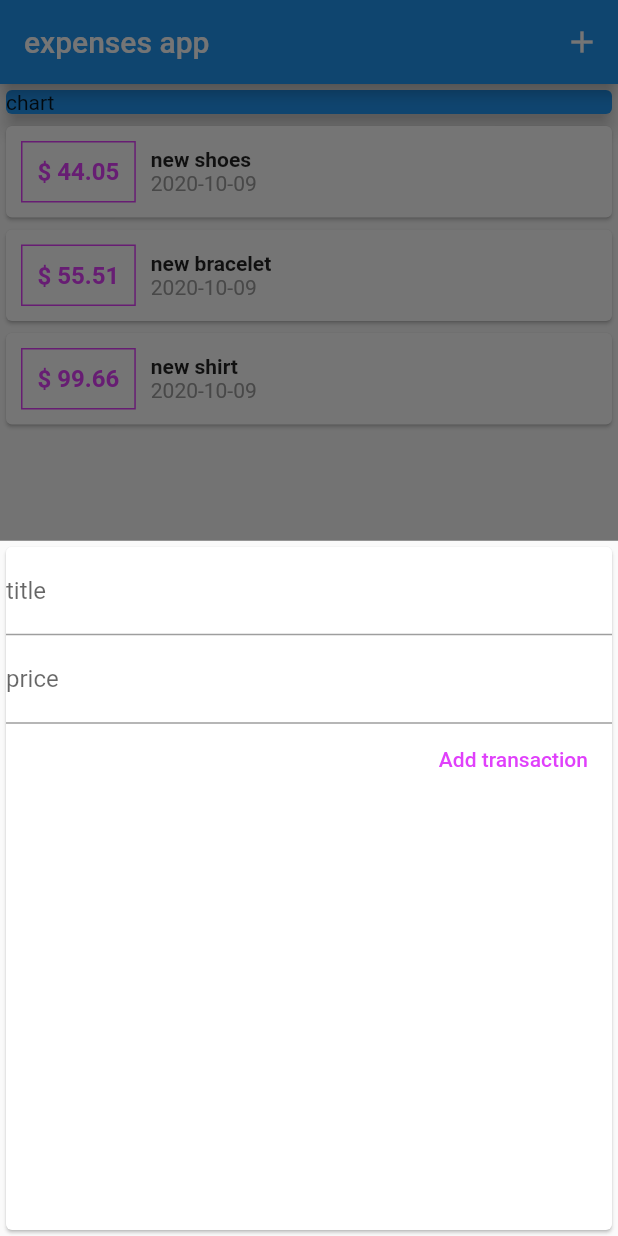
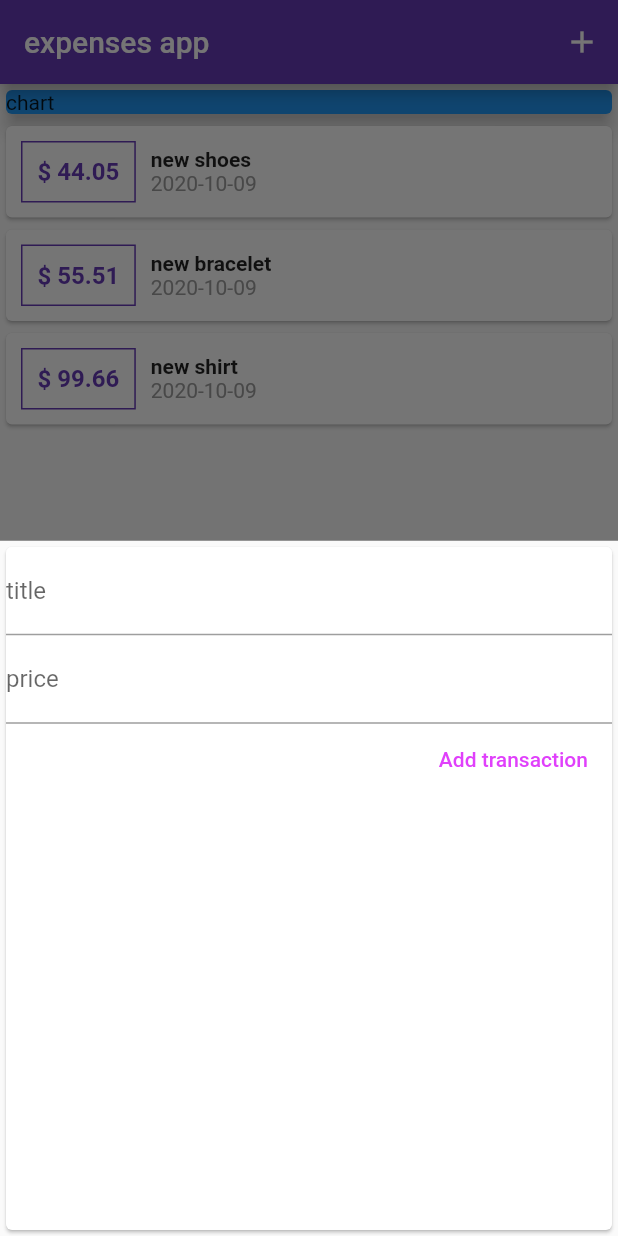
Before and after one commit to amanyGh/expenses-app, a Flutter app: the screen it shows after launch, after a tap on the "add" icon, on a phone screen of 412 x 824 dp. Run offline on Flutter 3.47's test engine with Material 2 defaults, Android fonts, the phone set to English and light mode, and no system bars.

Commit message:
add theme

```diff
--- a/lib/main.dart
+++ b/lib/main.dart
@@ -1,6 +1,5 @@
 import 'package:expenses_app/widgets/new_transaction.dart';
 import 'package:expenses_app/widgets/transaction_list.dart';
-import 'package:expenses_app/widgets/user_transactions.dart';
 import 'package:flutter/material.dart';
 import 'models/transaction.dart';
 
@@ -12,6 +11,10 @@ class MyApp extends StatelessWidget {
   @override
   Widget build(BuildContext context) {
     return MaterialApp(
+      theme: ThemeData(
+        primarySwatch: Colors.deepPurple,
+        accentColor: Colors.teal
+      ),
       home: MyHomePage(),
     );
   }
@@ -59,7 +62,9 @@ class _MyHomePageState extends State<MyHomePage> {
     return Scaffold(
       appBar: AppBar(
         title: Text('expenses app'),
-        actions: [IconButton(icon: Icon(Icons.add), onPressed:()=> startAddNewTx(context))],
+        actions: [
+          IconButton(icon: Icon(Icons.add),
+          onPressed:()=> startAddNewTx(context))],
       ),
       body: SingleChildScrollView(
         child: Column(
--- a/lib/widgets/new_transaction.dart
+++ b/lib/widgets/new_transaction.dart
@@ -1,10 +1,17 @@
 import 'package:flutter/material.dart';
 
-class NewTransaction extends StatelessWidget {
+class NewTransaction extends StatefulWidget {
   final Function addNTx;
+  NewTransaction(this.addNTx);
+
+  @override
+  _NewTransactionState createState() => _NewTransactionState();
+}
+
+class _NewTransactionState extends State<NewTransaction> {
   final titleControler=TextEditingController();
+
   final priceControler=TextEditingController();
-
 
   void onSubmit(){
    final enteredTitle = titleControler.text;
@@ -13,10 +20,13 @@ class NewTransaction extends StatelessWidget {
   if(enteredTitle.isEmpty || enteredPrice <= 0){
     return;
   }
-   addNTx(enteredTitle,
-   enteredPrice);
+   widget.addNTx(
+     enteredTitle,
+     enteredPrice);
+
+     Navigator.pop(context);
   }
-  NewTransaction(this.addNTx);
+
   @override
   Widget build(BuildContext context) {
     return Card(
@@ -25,13 +35,14 @@ class NewTransaction extends StatelessWidget {
                 children: [
                   TextField(
                     controller: titleControler,
-                    onSubmitted:(_)=> onSubmit,
+                    onSubmitted:(_)=> onSubmit(),
                     decoration: InputDecoration(labelText: 'title'),
 
                   ),
                   TextField(
                     controller: priceControler,
                     keyboardType: TextInputType.number,
+                    onSubmitted:(_)=> onSubmit(),
                     decoration: InputDecoration(labelText: 'price'),
                   ),
                   FlatButton(
--- a/lib/widgets/transaction_list.dart
+++ b/lib/widgets/transaction_list.dart
@@ -21,13 +21,13 @@ class TransactionList extends StatelessWidget {
                           padding: EdgeInsets.all(10),
                           decoration: BoxDecoration(
                               border: Border.all(
-                            color: Colors.purpleAccent,
+                            color: Theme.of(context).primaryColor,
                             width: 1,
                           )),
                           child: Text(
                             '\$ ${transactions[index].price.toStringAsFixed(2)}',
                             style: TextStyle(
-                                color: Colors.purpleAccent,
+                                color: Theme.of(context).primaryColor,
                                 fontSize: 16,
                                 fontWeight: FontWeight.bold),
                           ),
```
